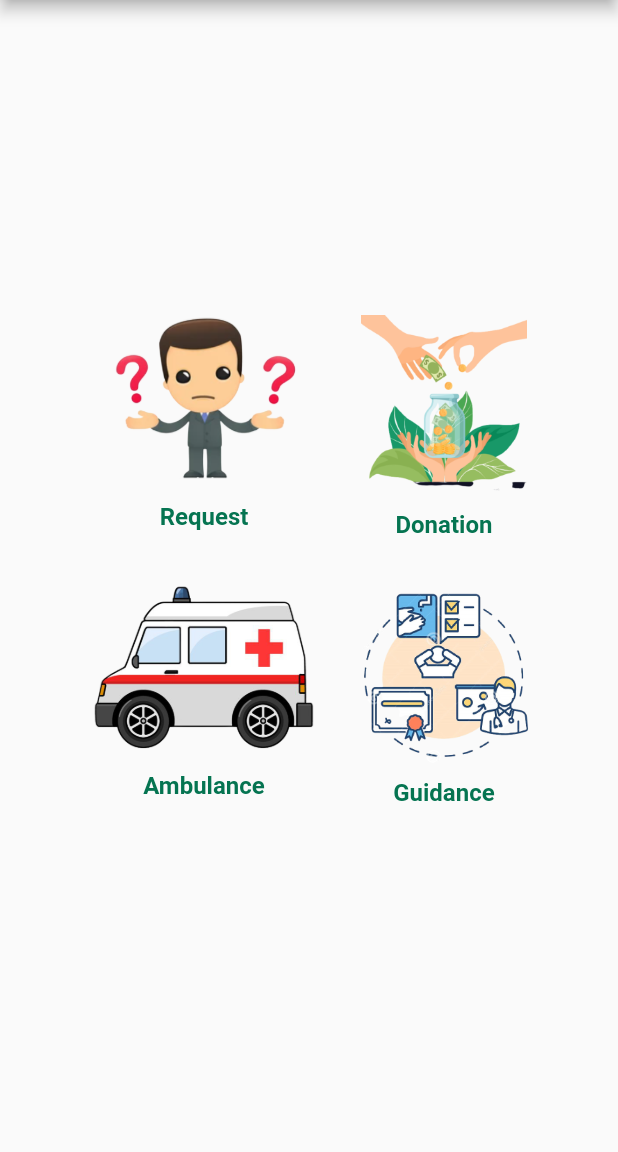
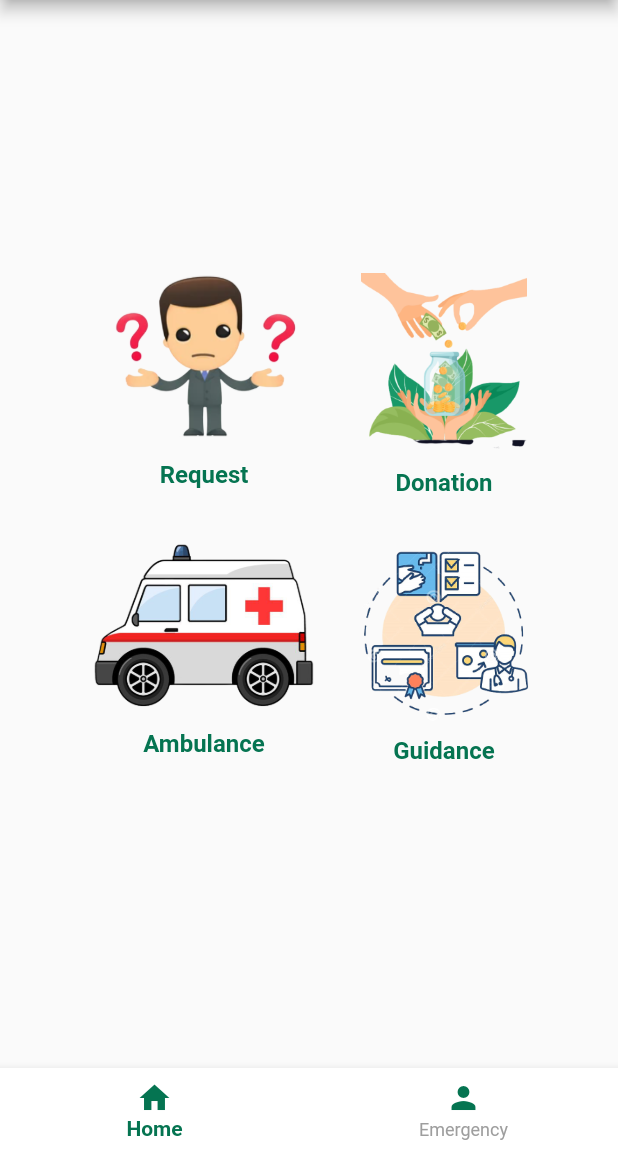
Before and after one commit to DennohDev/kenya-yetu, a Flutter app: the screen it shows once a user with an empty profile is signed in, on a phone screen of 412 x 824 dp, the part 84-1236 px from its top. Run offline on Flutter 3.47's test engine with Material 2 defaults, Android fonts, the phone set to English and light mode, and no system bars; our stand-ins replace bottom_navy_bar, carousel_slider, cloud_firestore, firebase_auth, firebase_core, flutter_local_notifications and 5 more; missing offline and left inert: flutter_phone_direct_caller; accounts and stored records are empty.

```diff
--- a/lib/ui/auth_page.dart
+++ b/lib/ui/auth_page.dart
@@ -1,7 +1,7 @@
 import 'package:firebase_auth/firebase_auth.dart';
 import 'package:flutter/material.dart';
+import 'package:kenya_yetu/ui/bottom_navigation_controller.dart';
 import 'package:kenya_yetu/ui/splash_screen.dart';
-import 'home_Screen.dart';
 
 class AuthPage extends StatelessWidget {
   const AuthPage({Key? key}) : super(key: key);
@@ -14,7 +14,7 @@ class AuthPage extends StatelessWidget {
         builder: (context, snapshot){
          // If User is logged in
           if (snapshot.hasData) {
-            return const HomeScreen();
+            return const BottomNavigation();
           }
 
          // If User is not logged in
--- a/lib/ui/help.dart
+++ b/lib/ui/help.dart
@@ -99,6 +99,7 @@ class _HelpState extends State<Help> {
                         child: ListTile(
                           title: Text(documentSnapshot['name']),
                           subtitle: Column(
+                            crossAxisAlignment: CrossAxisAlignment.start,
                             children: [
                               Text('Donation: ' + documentSnapshot['donation']),
                               Text('phone: ' + documentSnapshot['phone']),
```
